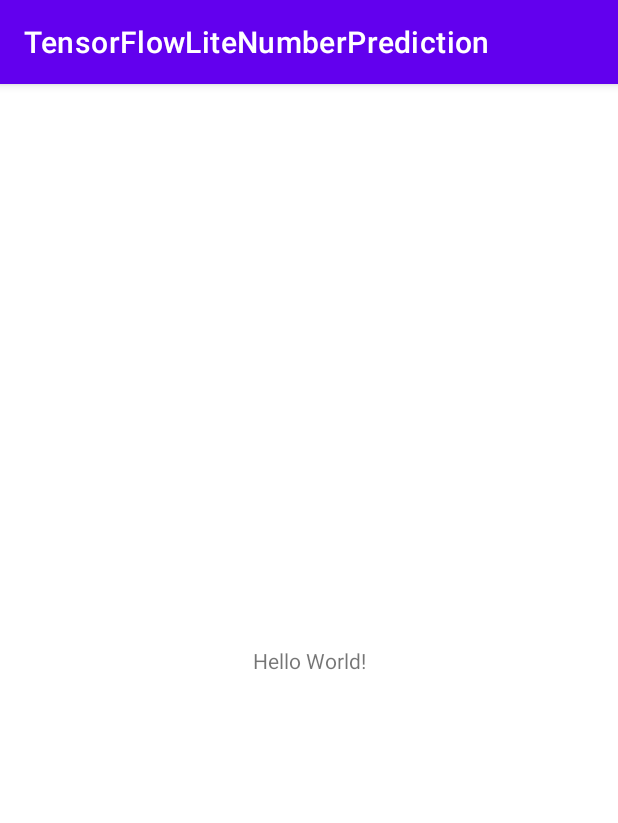
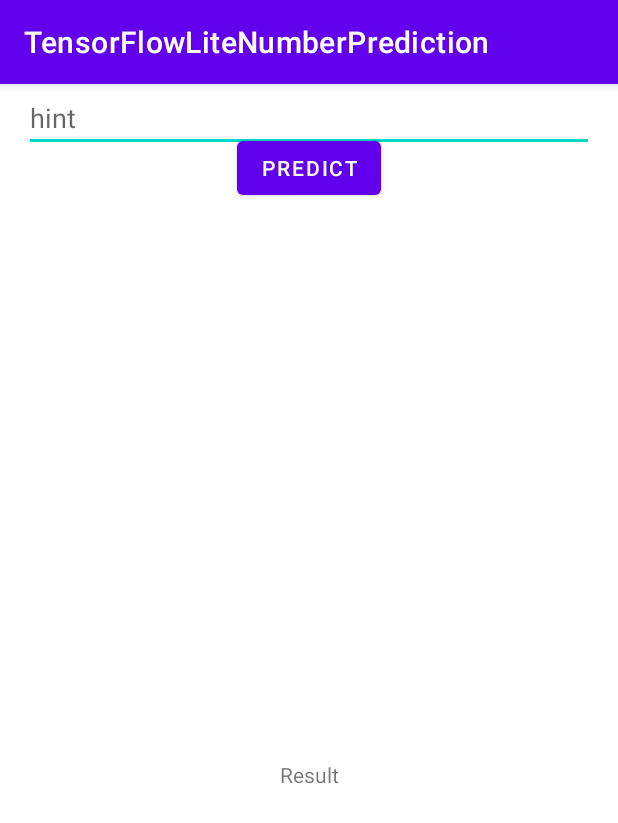
Before and after one commit to Roluisker/tensorflowlite_number_prediction, an Android app: the screen it shows after launch (MainActivity), on a phone screen of 412 x 824 dp. Shown: the top 823 px of the screen. Run offline under Robolectric (Android 15) with nearby library versions, the phone set to English and light mode, and no system bars; libraries missing offline, so code that uses them is left out: org.tensorflow.lite; 1 statement that could not run was skipped.

Commit message:
number prediction

```diff
--- a/app/build.gradle
+++ b/app/build.gradle
@@ -1,6 +1,7 @@
 plugins {
     id 'com.android.application'
     id 'kotlin-android'
+    id 'kotlin-android-extensions'
 }
 
 android {
@@ -40,4 +41,5 @@ dependencies {
     testImplementation 'junit:junit:4.+'
     androidTestImplementation 'androidx.test.ext:junit:1.1.3'
     androidTestImplementation 'androidx.test.espresso:espresso-core:3.4.0'
+    implementation 'org.tensorflow:tensorflow-lite:+'
 }
--- a/app/src/main/res/layout/activity_main.xml
+++ b/app/src/main/res/layout/activity_main.xml
@@ -6,13 +6,50 @@
     android:layout_height="match_parent"
     tools:context=".MainActivity">
 
+
     <TextView
+        android:id="@+id/mResultPrediction"
+        android:layout_width="0dp"
+        android:layout_height="wrap_content"
+        android:gravity="center_horizontal"
+        android:text="Result"
+        app:layout_constraintBottom_toBottomOf="parent"
+        app:layout_constraintHorizontal_bias="0.485"
+        app:layout_constraintLeft_toLeftOf="parent"
+        app:layout_constraintRight_toRightOf="parent"
+        app:layout_constraintTop_toTopOf="parent"
+        app:layout_constraintVertical_bias="0.602" />
+
+    <Button
+        android:id="@+id/mPredictButton"
         android:layout_width="wrap_content"
         android:layout_height="wrap_content"
-        android:text="Hello World!"
-        app:layout_constraintBottom_toBottomOf="parent"
-        app:layout_constraintLeft_toLeftOf="parent"
-        app:layout_constraintRight_toRightOf="parent"
-        app:layout_constraintTop_toTopOf="parent" />
+        android:layout_marginTop="32dp"
+        android:text="Predict"
+        app:layout_constraintBottom_toTopOf="@+id/textView"
+        app:layout_constraintEnd_toEndOf="parent"
+        app:layout_constraintStart_toStartOf="parent"
+        app:layout_constraintTop_toBottomOf="@+id/textInputLayout" />
+
+    <com.google.android.material.textfield.TextInputLayout
+        android:id="@+id/textInputLayout"
+        android:layout_width="409dp"
+        android:layout_height="wrap_content"
+        tools:layout_editor_absoluteX="1dp"
+        tools:layout_editor_absoluteY="123dp">
+
+    </com.google.android.material.textfield.TextInputLayout>
+
+    <com.google.android.material.textfield.TextInputEditText
+        android:id="@+id/mNumberToPredict"
+        android:layout_width="match_parent"
+        android:layout_height="wrap_content"
+        android:layout_marginStart="16dp"
+        android:layout_marginEnd="16dp"
+        android:hint="hint"
+        app:layout_constraintEnd_toEndOf="parent"
+        app:layout_constraintStart_toStartOf="parent"
+        tools:layout_editor_absoluteY="84dp" />
+
 
 </androidx.constraintlayout.widget.ConstraintLayout>
```
Also changed, not shown: app/src/main/java/com/tensorfllowlite/number/prediction/MainActivity.kt (+43 -1 lines), 1 other file.
